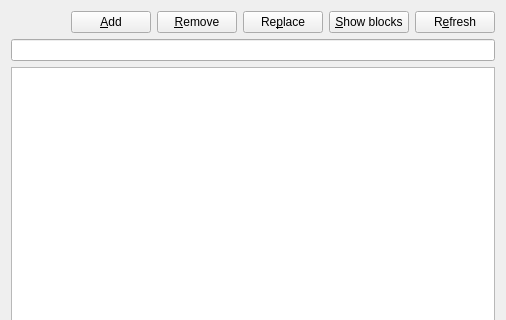
Qt form src/palettelistui.ui (DreamHelium/dhlrc) before a commit; both pictures show x 0 to 506 and y 0 to 320 of the 506 by 475 pixel window.
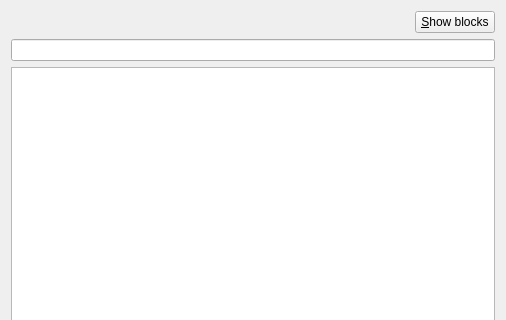
The same form after that commit. Icons and pictures are not drawn.

```diff
--- a/src/palettelistui.ui
+++ b/src/palettelistui.ui
@@ -29,33 +29,6 @@
        </property>
       </spacer>
      </item>
-     <item>
-      <widget class="QPushButton" name="addBtn">
-       <property name="text">
-        <string>&amp;Add</string>
-       </property>
-       <property name="icon">
-        <iconset theme="list-add"/>
-       </property>
-      </widget>
-     </item>
-     <item>
-      <widget class="QPushButton" name="pushButton_2">
-       <property name="text">
-        <string>&amp;Remove</string>
-       </property>
-       <property name="icon">
-        <iconset theme="list-remove"/>
-       </property>
-      </widget>
-     </item>
-     <item>
-      <widget class="QPushButton" name="pushButton_4">
-       <property name="text">
-        <string>Re&amp;place</string>
-       </property>
-      </widget>
-     </item>
      <item>
       <widget class="QPushButton" name="pushButton_5">
        <property name="text">
@@ -63,16 +36,6 @@
        </property>
       </widget>
      </item>
-     <item>
-      <widget class="QPushButton" name="pushButton_3">
-       <property name="text">
-        <string>R&amp;efresh</string>
-       </property>
-       <property name="icon">
-        <iconset theme="view-refresh"/>
-       </property>
-      </widget>
-     </item>
     </layout>
    </item>
    <item>
```
